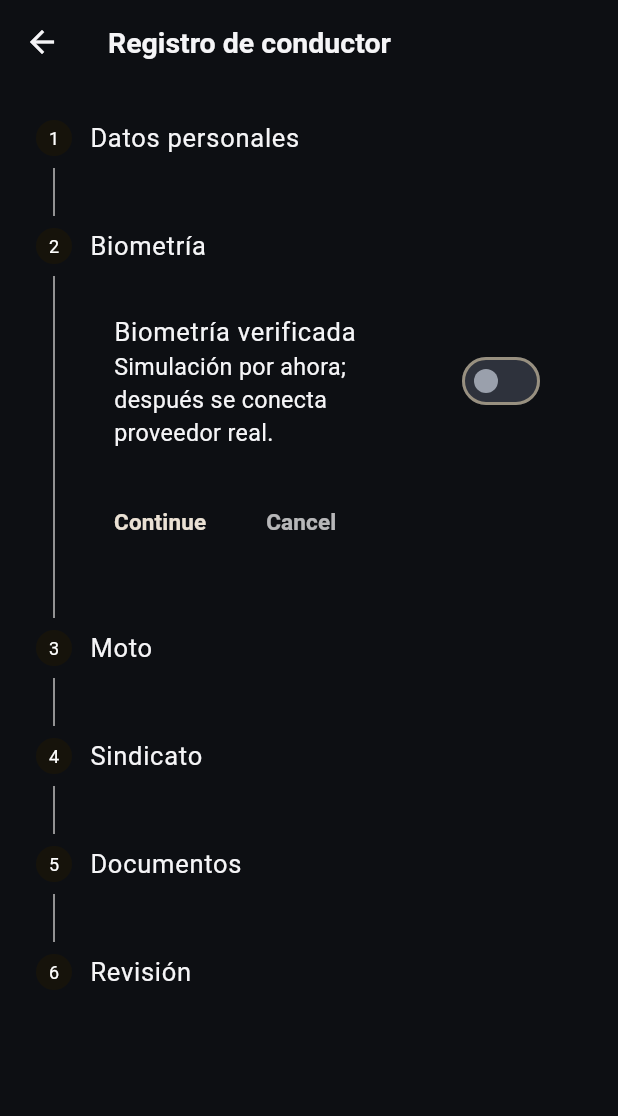
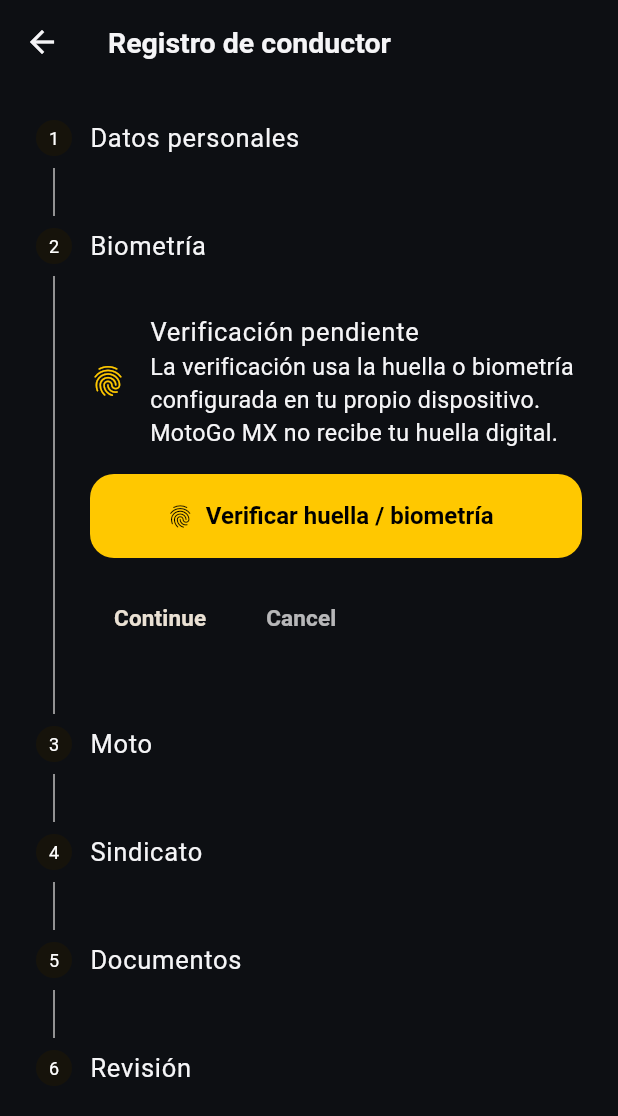
Before and after one commit to ja121680-lang/MOTO-MX, a Flutter app: the DriverRegistrationScreen screen opened by its route, after a tap on "Continue", on a phone screen of 412 x 824 dp. Shown: the top 1116 px of the screen. Run offline on Flutter 3.47's test engine with Material 3 defaults, Android fonts, the phone set to English and light mode, and no system bars; our stand-ins replace geolocator, image_picker, local_auth, shared_preferences, supabase_flutter; accounts and stored records are empty.

Commit message:
feat: replace simulated driver biometrics with device authentication

```diff
--- a/motogo_mx_starter/lib/screens/driver_registration_screen.dart
+++ b/motogo_mx_starter/lib/screens/driver_registration_screen.dart
@@ -2,6 +2,7 @@
 
 import 'package:flutter/material.dart';
 import 'package:image_picker/image_picker.dart';
+import 'package:local_auth/local_auth.dart';
 
 import '../models/driver_registration.dart';
 import '../services/driver_registration_store.dart';
@@ -16,9 +17,11 @@
 
 class _DriverRegistrationScreenState extends State<DriverRegistrationScreen> {
   final _store = DriverRegistrationStore();
+  final _localAuth = LocalAuthentication();
   var data = DriverRegistrationData();
   int currentStep = 0;
   bool _loading = true;
+  bool _checkingBiometrics = false;
 
   final nameController = TextEditingController();
   final phoneController = TextEditingController();
@@ -86,6 +89,50 @@
   Future<void> _saveDraft() async {
     syncData();
     await _store.save(data);
+  }
+
+  Future<void> _verifyBiometrics() async {
+    if (_checkingBiometrics) return;
+    setState(() => _checkingBiometrics = true);
+    try {
+      final supported = await _localAuth.isDeviceSupported();
+      final canCheck = await _localAuth.canCheckBiometrics;
+      if (!supported || !canCheck) {
+        if (!mounted) return;
+        ScaffoldMessenger.of(context).showSnackBar(
+          const SnackBar(
+            content: Text('Este dispositivo no tiene biometría disponible o configurada.'),
+          ),
+        );
+        return;
+      }
+
+      final verified = await _localAuth.authenticate(
+        localizedReason: 'Verifica tu identidad para el registro de conductor MotoGo MX',
+        options: const AuthenticationOptions(
+          biometricOnly: true,
+          stickyAuth: true,
+        ),
+      );
+      if (!mounted) return;
+      if (verified) {
+        setState(() => data.biometricVerified = true);
+        await _saveDraft();
+        if (!mounted) return;
+        ScaffoldMessenger.of(context).showSnackBar(
+          const SnackBar(content: Text('Biometría verificada en este dispositivo.')),
+        );
+      }
+    } catch (_) {
+      if (!mounted) return;
+      ScaffoldMessenger.of(context).showSnackBar(
+        const SnackBar(
+          content: Text('No se pudo completar la verificación biométrica. Revisa la configuración del dispositivo.'),
+        ),
+      );
+    } finally {
+      if (mounted) setState(() => _checkingBiometrics = false);
+    }
   }
 
   Future<void> _captureDocument(String name) async {
@@ -160,10 +207,12 @@
                 ),
                 TextField(
                   controller: phoneController,
+                  keyboardType: TextInputType.phone,
                   decoration: const InputDecoration(labelText: 'Teléfono'),
                 ),
                 TextField(
                   controller: emailController,
+                  keyboardType: TextInputType.emailAddress,
                   decoration: const InputDecoration(labelText: 'Correo opcional'),
                 ),
               ],
@@ -171,13 +220,37 @@
           ),
           Step(
             title: const Text('Biometría'),
-            content: SwitchListTile(
-              value: data.biometricVerified,
-              onChanged: (v) => setState(() => data.biometricVerified = v),
-              title: const Text('Biometría verificada'),
-              subtitle: const Text(
-                'Simulación por ahora; después se conecta proveedor real.',
-              ),
+            content: Column(
+              crossAxisAlignment: CrossAxisAlignment.stretch,
+              children: [
+                ListTile(
+                  contentPadding: EdgeInsets.zero,
+                  leading: Icon(
+                    data.biometricVerified ? Icons.verified_user : Icons.fingerprint,
+                    color: data.biometricVerified ? Colors.green : null,
+                  ),
+                  title: Text(
+                    data.biometricVerified ? 'Biometría verificada' : 'Verificación pendiente',
+                  ),
+                  subtitle: const Text(
+                    'La verificación usa la huella o biometría configurada en tu propio dispositivo. MotoGo MX no recibe tu huella digital.',
+                  ),
+                ),
+                const SizedBox(height: 8),
+                FilledButton.icon(
+                  onPressed: data.biometricVerified || _checkingBiometrics ? null : _verifyBiometrics,
+                  icon: _checkingBiometrics
+                      ? const SizedBox(
+                          width: 18,
+                          height: 18,
+                          child: CircularProgressIndicator(strokeWidth: 2),
+                        )
+                      : const Icon(Icons.fingerprint),
+                  label: Text(
+                    data.biometricVerified ? 'Identidad verificada' : 'Verificar huella / biometría',
+                  ),
+                ),
+              ],
             ),
           ),
           Step(
```
